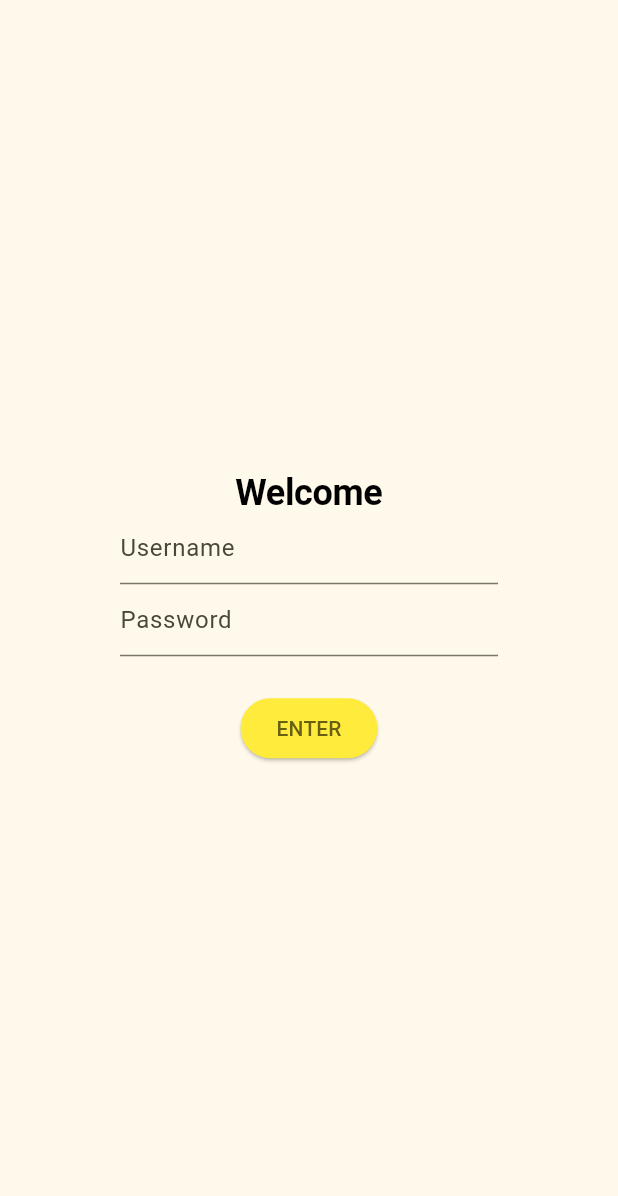
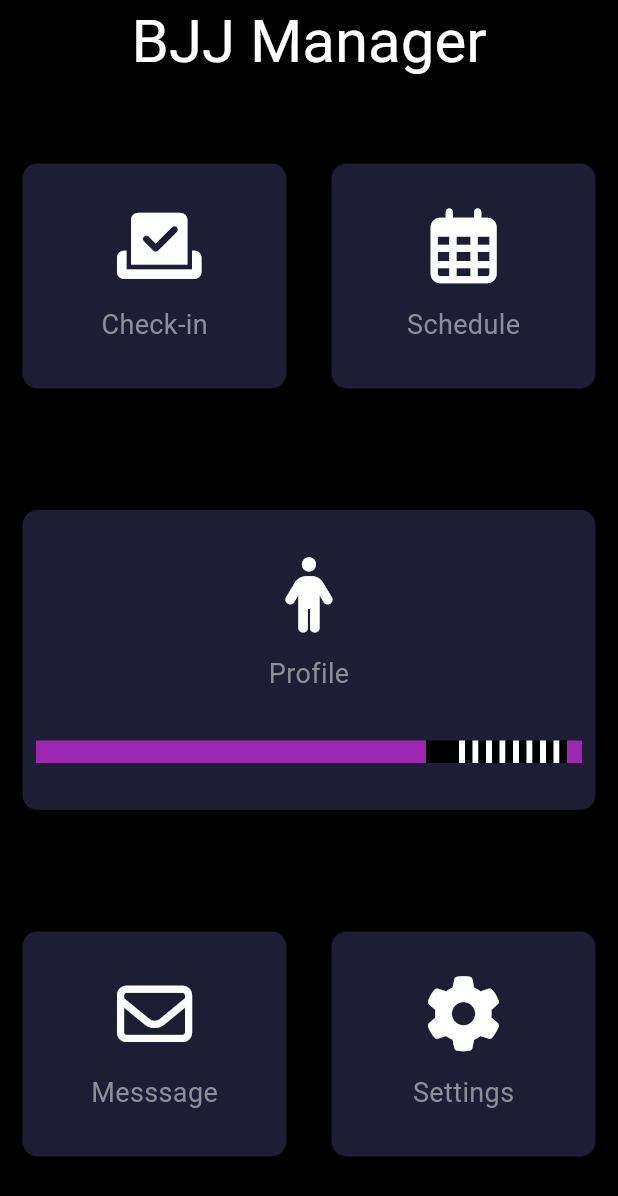
Before and after one commit to jvalsesia/bjj_manager, a Flutter app: the screen it shows after launch, on a phone screen of 412 x 824 dp. Shown: the top 1196 px of the screen. Run offline on Flutter 3.47's test engine with Material 3 defaults, Android fonts, the phone set to English and light mode, and no system bars; our stand-ins replace font_awesome_flutter, go_router, logger; missing offline and left inert: window_size; Roboto replaces fonts that are missing (Corben).

Commit message:
Adding home page.

```diff
--- a/lib/main.dart
+++ b/lib/main.dart
@@ -1,11 +1,14 @@
 import 'dart:io';
 
+import 'package:bjj_manager/common/contants.dart';
+import 'package:bjj_manager/common/current_page.dart';
+import 'package:bjj_manager/pages/home_page.dart';
 import 'package:bjj_manager/screens/photo.dart';
+import 'package:bjj_manager/screens/signup.dart';
 import 'package:flutter/foundation.dart';
 import 'package:flutter/material.dart';
 import 'package:go_router/go_router.dart';
 import 'package:bjj_manager/common/current_screen.dart';
-import 'package:bjj_manager/common/theme.dart';
 import 'package:bjj_manager/screens/home.dart';
 import 'package:bjj_manager/screens/login.dart';
 import 'package:logger/logger.dart';
@@ -61,18 +64,28 @@
       title: 'Photo',
     ),
   ),
+  CurrentScreen(
+    name: 'SignUp',
+    route: 'signup',
+    builder: (context) => const SignupScreen(),
+  ),
+];
+
+final pages = [
+  CurrentPage(
+      name: 'HOme', route: 'home', builder: (context) => const HomePage())
 ];
 
 final router = GoRouter(
   routes: [
     GoRoute(
       path: '/',
-      builder: (context, state) => const LoginScreen(),
+      builder: (context, state) => const HomePage(),
       routes: [
-        for (final currentScreen in screens)
+        for (final currentPage in pages)
           GoRoute(
-            path: currentScreen.route,
-            builder: (context, state) => currentScreen.builder(context),
+            path: currentPage.route,
+            builder: (context, state) => currentPage.builder(context),
           ),
       ],
     ),
@@ -87,7 +100,12 @@
   Widget build(BuildContext context) {
     return MaterialApp.router(
       title: 'MyApp CurrentScreen',
-      theme: appTheme,
+      theme: ThemeData(
+        appBarTheme: const AppBarTheme(
+          color: kAppBackgroundColor,
+        ),
+        scaffoldBackgroundColor: kAppBackgroundColor,
+      ),
       routerConfig: router,
     );
   }
--- /dev/null
+++ b/lib/pages/home_page.dart
@@ -0,0 +1,238 @@
+import 'package:bjj_manager/common/contants.dart';
+import 'package:flutter/material.dart';
+import 'package:font_awesome_flutter/font_awesome_flutter.dart';
+
+class HomePage extends StatefulWidget {
+  const HomePage({super.key});
+
+  @override
+  State<HomePage> createState() => _HomePageState();
+}
+
+class _HomePageState extends State<HomePage> {
+  @override
+  Widget build(BuildContext context) {
+    return Scaffold(
+        appBar: AppBar(
+            centerTitle: true,
+            title: const Text('BJJ Manager'),
+            titleTextStyle: kTitleTextStyle),
+        body: const Column(
+          children: [
+            Expanded(
+              child: Row(
+                children: [
+                  Expanded(
+                      child: ReusableCard(
+                    cardColor: kContainerColor,
+                    cardChild: IconContent(
+                      iconData: FontAwesomeIcons.checkToSlot,
+                      iconColor: kForegroundContainerColor,
+                      iconLabel: 'Check-in',
+                      iconLabelColor: kLabelColor,
+                    ),
+                    cardHeight: 150.0,
+                  )),
+                  Expanded(
+                      child: ReusableCard(
+                    cardColor: kContainerColor,
+                    cardChild: IconContent(
+                      iconData: FontAwesomeIcons.calendarDays,
+                      iconColor: kForegroundContainerColor,
+                      iconLabel: 'Schedule',
+                      iconLabelColor: kLabelColor,
+                    ),
+                    cardHeight: 150.0,
+                  )),
+                ],
+              ),
+            ),
+            Expanded(
+              child: Row(
+                children: [
+                  Expanded(
+                      child: ReusableCard(
+                    cardColor: kContainerColor,
+                    cardChild: Column(
+                      mainAxisAlignment: MainAxisAlignment.spaceEvenly,
+                      crossAxisAlignment: CrossAxisAlignment.center,
+                      children: [
+                        IconContent(
+                          iconData: FontAwesomeIcons.person,
+                          iconColor: kForegroundContainerColor,
+                          iconLabel: 'Profile',
+                          iconLabelColor: kLabelColor,
+                        ),
+                        BeltCard(
+                          cardColor: Colors.purple,
+                          stripes: 8,
+                        ),
+                      ],
+                    ),
+                    cardHeight: 200.0,
+                  )),
+                ],
+              ),
+            ),
+            Expanded(
+              child: Row(
+                children: [
+                  Expanded(
+                      child: ReusableCard(
+                    cardColor: kContainerColor,
+                    cardChild: IconContent(
+                      iconData: FontAwesomeIcons.envelope,
+                      iconColor: kForegroundContainerColor,
+                      iconLabel: 'Messsage',
+                      iconLabelColor: kLabelColor,
+                    ),
+                    cardHeight: 150.0,
+                  )),
+                  Expanded(
+                      child: ReusableCard(
+                    cardColor: kContainerColor,
+                    cardChild: IconContent(
+                      iconData: FontAwesomeIcons.gear,
+                      iconColor: kForegroundContainerColor,
+                      iconLabel: 'Settings',
+                      iconLabelColor: kLabelColor,
+                    ),
+                    cardHeight: 150.0,
+                  )),
+                ],
+              ),
+            ),
+          ],
+        ));
+  }
+}
+
+class IconContent extends StatelessWidget {
+  const IconContent({
+    super.key,
+    required this.iconData,
+    required this.iconColor,
+    required this.iconLabel,
+    required this.iconLabelColor,
+  });
+
+  final IconData iconData;
+  final Color iconColor;
+  final String iconLabel;
+  final Color iconLabelColor;
+
+  @override
+  Widget build(BuildContext context) {
+    return Column(
+      mainAxisAlignment: MainAxisAlignment.center,
+      crossAxisAlignment: CrossAxisAlignment.center,
+      children: [
+        Icon(
+          iconData,
+          size: 50.0,
+          color: iconColor,
+        ),
+        const SizedBox(height: 15.0),
+        Text(
+          iconLabel,
+          style: TextStyle(fontSize: 18.0, color: iconLabelColor),
+        )
+      ],
+    );
+  }
+}
+
+class ReusableCard extends StatelessWidget {
+  const ReusableCard({
+    super.key,
+    required this.cardColor,
+    required this.cardChild,
+    required this.cardHeight,
+  });
+
+  final Color cardColor;
+  final Widget cardChild;
+  final double cardHeight;
+
+  @override
+  Widget build(BuildContext context) {
+    return Container(
+      margin: const EdgeInsets.all(15.0),
+      decoration: BoxDecoration(
+          color: cardColor, borderRadius: BorderRadius.circular(10.0)),
+      height: cardHeight,
+      width: 170.0,
+      child: cardChild,
+    );
+  }
+}
+
+class BeltCard extends StatelessWidget {
+  const BeltCard({
+    super.key,
+    required this.cardColor,
+    required this.stripes,
+  });
+
+  final Color cardColor;
+  final double stripes;
+
+  @override
+  Widget build(BuildContext context) {
+    return Row(
+      mainAxisAlignment: MainAxisAlignment.center,
+      children: [
+        Container(
+          margin: const EdgeInsets.all(0.0),
+          decoration: BoxDecoration(color: cardColor),
+          height: 15,
+          width: 260.0,
+        ),
+        Container(
+          margin: const EdgeInsets.all(0.0),
+          decoration: const BoxDecoration(color: Colors.black),
+          height: 15,
+          width: 70.0 - 6 * stripes,
+        ),
+        for (int i = 0; i < stripes; i++)
+          const StripeCard(cardColor: Colors.black),
+        Container(
+          margin: const EdgeInsets.all(0.0),
+          decoration: BoxDecoration(color: cardColor),
+          height: 15,
+          width: 10.0,
+        ),
+      ],
+    );
+  }
+}
+
+class StripeCard extends StatelessWidget {
+  const StripeCard({
+    super.key,
+    required this.cardColor,
+  });
+
+  final Color cardColor;
+
+  @override
+  Widget build(BuildContext context) {
+    return Row(
+      mainAxisAlignment: MainAxisAlignment.start,
+      children: [
+        Container(
+          margin: const EdgeInsets.all(0.0),
+          decoration: const BoxDecoration(color: Colors.white),
+          height: 15,
+          width: 4.0,
+        ),
+        Container(
+          margin: const EdgeInsets.all(0.0),
+          decoration: const BoxDecoration(color: Colors.black),
+          height: 15,
+          width: 5.0,
+        ),
+      ],
+    );
+  }
+}
--- a/lib/screens/login.dart
+++ b/lib/screens/login.dart
@@ -33,10 +33,10 @@ class LoginScreen extends StatelessWidget {
               ),
               ElevatedButton(
                 onPressed: () {
-                  context.pushReplacement('/home');
+                  context.pushReplacement('/signup');
                 },
                 style: ElevatedButton.styleFrom(
-                  backgroundColor: Colors.yellow,
+                  backgroundColor: Colors.grey,
                 ),
                 child: const Text('ENTER'),
               )
--- a/pubspec.yaml
+++ b/pubspec.yaml
@@ -43,6 +43,7 @@ dependencies:
       path: plugins/window_size
   http: ^1.1.2
   logger: ^2.0.2+1
+  font_awesome_flutter: ^10.6.0
 
 dev_dependencies:
   flutter_test:
```
Also changed, not shown: lib/common/contants.dart (added, +64 -0 lines), lib/common/current_page.dart (added, +10 -0 lines), lib/screens/signup.dart (added, +95 -0 lines), pubspec.lock, 1 other file.
